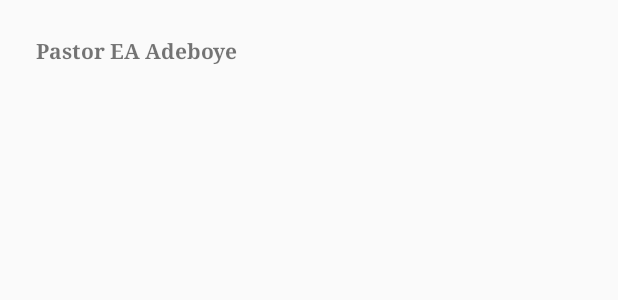
After one commit to themavencoder/jesusify, an Android app: the layout item_mainscreen_pastor_section.xml on its own in the app's theme, with its tools: preview values and no code run, on a phone screen of 412 x 824 dp. The commit adds this screen. Shown: the top 300 px of the screen. Run offline under Robolectric (Android 15) with nearby library versions, the phone set to English and light mode, and no system bars.

Commit message:
changes made

```diff
--- /dev/null
+++ b/app/src/main/res/layout/item_mainscreen_pastor_section.xml
@@ -0,0 +1,17 @@
+<?xml version="1.0" encoding="utf-8"?>
+<LinearLayout xmlns:android="http://schemas.android.com/apk/res/android"
+    android:layout_width="match_parent"
+    android:orientation="vertical"
+    android:layout_height="match_parent">
+
+
+    <TextView
+        android:layout_width="match_parent"
+        android:layout_height="wrap_content"
+        android:text="Pastor EA Adeboye"
+        android:textStyle="bold"
+        android:id="@+id/sermonName"
+        android:padding="24dp"
+
+        />
+</LinearLayout>
```
Also changed, not shown: app/src/main/java/com/aloineinc/jesusify/mainscreen/FragmentPastor.java (+17 -0 lines), app/src/main/java/com/aloineinc/jesusify/mainscreen/pastor/SectionAdapter.java (added, +49 -0 lines), app/src/main/java/com/aloineinc/jesusify/mainscreen/pastor/SectionModel.java (added, +22 -0 lines), app/src/main/res/layout/pastor_fragment.xml (+9 -0 lines).
